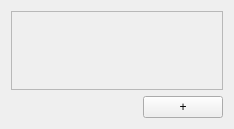
Above: tools/setupfiletool/ui/devicewidget.ui from mlz-ictrl/nicos before the change. Below: the same form after it.
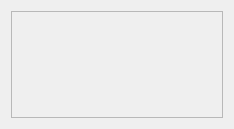
That is the form after the change.

Commit message:
tools/setupfiletool: Classparser + GUI widgets
Tool parses all *.py files in nicos/devices, nicos/services and all lib
folders in custom/*/.
Tool then tries to import those as modules.

When loading a device, the tool asks the device's class for the
parameters and those parameters for their type. The type then gets
passed to nicos.guisupport.typedvalue.create() to create appropriate GUI
widgets.

Diff of the .ui file:
```diff
--- a/tools/setupfiletool/ui/devicewidget.ui
+++ b/tools/setupfiletool/ui/devicewidget.ui
@@ -25,7 +25,7 @@
         <x>0</x>
         <y>0</y>
         <width>218</width>
-        <height>70</height>
+        <height>113</height>
        </rect>
       </property>
       <layout class="QVBoxLayout" name="verticalLayout_2">
@@ -42,30 +42,6 @@
      </widget>
     </widget>
    </item>
-   <item>
-    <layout class="QHBoxLayout" name="horizontalLayout">
-     <item>
-      <spacer name="horizontalSpacer">
-       <property name="orientation">
-        <enum>Qt::Horizontal</enum>
-       </property>
-       <property name="sizeHint" stdset="0">
-        <size>
-         <width>40</width>
-         <height>20</height>
-        </size>
-       </property>
-      </spacer>
-     </item>
-     <item>
-      <widget class="QPushButton" name="pushButtonAdd">
-       <property name="text">
-        <string>+</string>
-       </property>
-      </widget>
-     </item>
-    </layout>
-   </item>
   </layout>
  </widget>
  <resources/>
```
The commit also changes 5 other files.
